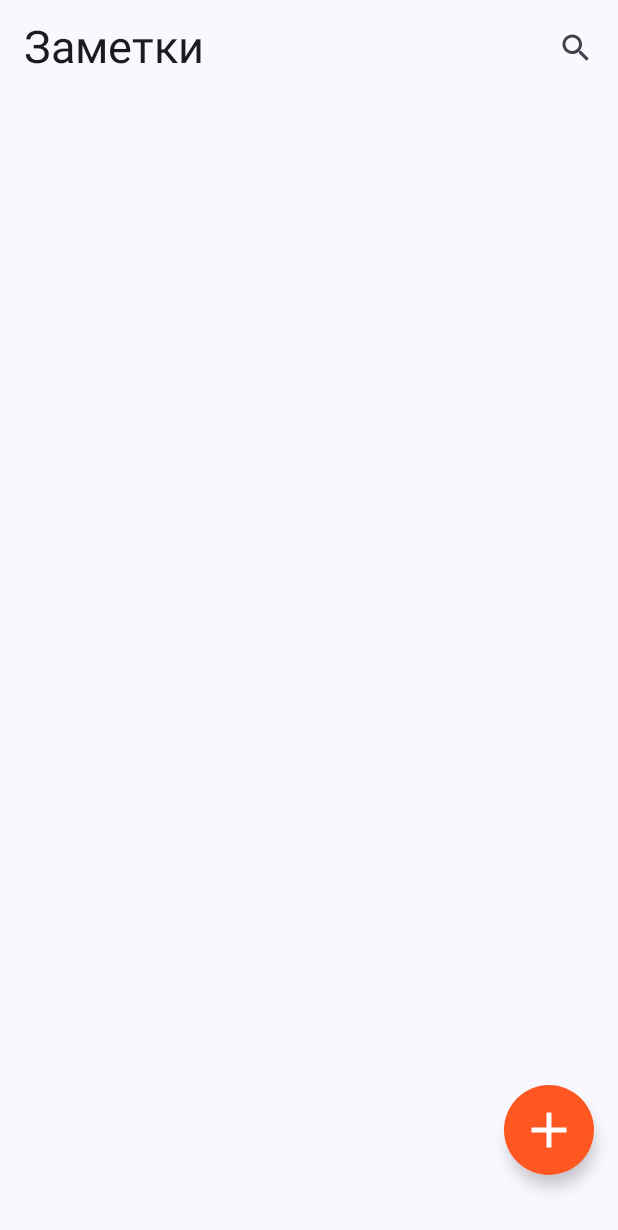
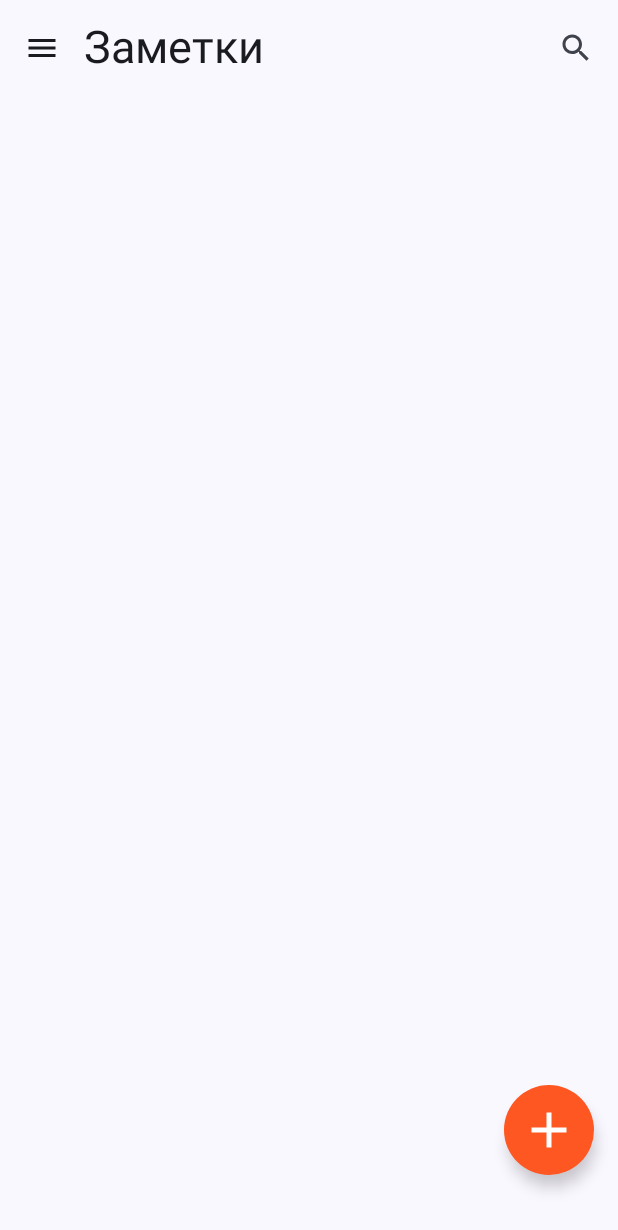
Before and after one commit to Wonder0fYou/NoteApp, an Android app built with Jetpack Compose: the screen it shows after launch (MainActivity), on a phone screen of 412 x 824 dp. Shown: the top 1230 px of the screen. Run offline under Robolectric (Android 15) with nearby library versions, the phone set to English and light mode, and no system bars; our stand-ins replace Dagger/Hilt's generated code, Room's generated code.

Commit message:
ModalNavigationDrawer

```diff
--- a/app/src/main/java/app/noteapp/NoteApp.kt
+++ b/app/src/main/java/app/noteapp/NoteApp.kt
@@ -1,93 +1,72 @@
 package app.noteapp
 
+import androidx.compose.foundation.layout.padding
+import androidx.compose.material3.DrawerValue
+import androidx.compose.material3.Icon
+import androidx.compose.material3.ModalDrawerSheet
+import androidx.compose.material3.ModalNavigationDrawer
+import androidx.compose.material3.NavigationDrawerItem
+import androidx.compose.material3.NavigationDrawerItemDefaults
+import androidx.compose.material3.Scaffold
+import androidx.compose.material3.Surface
+import androidx.compose.material3.Text
+import androidx.compose.material3.rememberDrawerState
 import androidx.compose.runtime.Composable
+import androidx.compose.runtime.getValue
+import androidx.compose.runtime.rememberCoroutineScope
+import androidx.compose.ui.Modifier
 import androidx.hilt.navigation.compose.hiltViewModel
-import androidx.navigation.NavHostController
-import androidx.navigation.compose.NavHost
-import androidx.navigation.compose.composable
+import androidx.navigation.compose.currentBackStackEntryAsState
 import androidx.navigation.compose.rememberNavController
-import app.noteapp.compose.notecontent.NoteContent
-import compose.Screen
-import app.noteapp.compose.addnote.AddNoteScreen
-import app.noteapp.compose.home.HomeScreen
-import app.noteapp.splash.SplashScreen
+import app.noteapp.compose.Screen
 import app.noteapp.viewmodels.NoteViewModel
+import kotlinx.coroutines.launch
 
 @Composable
 fun NoteApp () {
     val uiViewModel = hiltViewModel<NoteViewModel>()
     val navController = rememberNavController()
-    NoteNavHost(
-        viewModel = uiViewModel,
-        navController = navController
+    val drawerState = rememberDrawerState(initialValue = DrawerValue.Closed)
+    val currentBackStackEntry by navController.currentBackStackEntryAsState()
+    val currentRoute = currentBackStackEntry?.destination?.route ?: Screen.Home
+    val scope = rememberCoroutineScope()
+
+    val screens = listOf(
+        Screen.Home,
+        Screen.AlarmClock,
+        Screen.ToDo
     )
-}
 
-@Composable
-fun NoteNavHost (
-    viewModel: NoteViewModel,
-    navController: NavHostController
-) {
-    NavHost(navController = navController, startDestination = Screen.Splash.route) {
-
-        //SplashScreen
-        composable(route = Screen.Splash.route) {
-            SplashScreen(
-                navigateToHomeScreen = {
-                    navController.navigate(
-                        Screen.Home.route
+    ModalNavigationDrawer(
+        drawerState = drawerState,
+        drawerContent = {
+            ModalDrawerSheet {
+                screens.forEach { screen ->
+                    NavigationDrawerItem(
+                        label = { screen.title?.let { Text(text = it) } },
+                        icon = {
+                            screen.icon?.let { Icon(imageVector = it, contentDescription = "${screen.title} icon") }
+                        },
+                        selected = currentRoute == screen.route,
+                        modifier = Modifier
+                            .padding(NavigationDrawerItemDefaults.ItemPadding),
+                        onClick = {
+                            navController.navigate(screen.route) {
+                                launchSingleTop = true
+                            }
+                            scope.launch { drawerState.close() }
+                        }
                     )
                 }
-            )
-        }
-
-        //HomeScreen
-        composable(route = Screen.Home.route) {
-            HomeScreen(
-                viewModel = viewModel,
-                onNoteClick = {
-                    navController.navigate(
-                        Screen.NoteContent.createRoute(
-                            noteId = it.noteId.toString()
-                        )
-                    )
-                },
-                onAddNoteClick = {
-                    navController.navigate(
-                        Screen.AddNote.route
-                    )
-                }
-            )
-        }
-
-        //NoteContentScreen
-        composable(
-            route = Screen.NoteContent.route,
-            arguments = Screen.NoteContent.navArgument
-        ) { backStackEntry ->
-            val noteId = backStackEntry.arguments?.getString("noteId")?.toIntOrNull() ?: -1
-            NoteContent (
-                viewModel = viewModel,
-                onBackClick = {
-                    navController.navigateUp()
-                },
-                noteId = noteId
-            )
-        }
-
-        //AddNoteScreen
-        composable(
-            route = Screen.AddNote.route
-        ) {
-            AddNoteScreen (
-                viewModel = viewModel,
-                onSaveClick = {
-                    navController.popBackStack()
-                },
-                onBackClick = {
-                    navController.popBackStack()
-                }
-            )
+            }
+        }) {
+        Scaffold {
+            Surface (
+                modifier = Modifier
+                    .padding(top = it.calculateTopPadding())
+            ) {
+                NoteNavHost(viewModel = uiViewModel, navController = navController, drawerState = drawerState)
+            }
         }
     }
 }
--- /dev/null
+++ b/app/src/main/java/app/noteapp/NoteNavHost.kt
@@ -0,0 +1,84 @@
+package app.noteapp
+
+import androidx.compose.material3.DrawerState
+import androidx.compose.runtime.Composable
+import androidx.navigation.NavHostController
+import androidx.navigation.compose.NavHost
+import androidx.navigation.compose.composable
+import app.noteapp.compose.Screen
+import app.noteapp.compose.addnote.AddNoteScreen
+import app.noteapp.compose.home.HomeScreen
+import app.noteapp.compose.notecontent.NoteContent
+import app.noteapp.splash.SplashScreen
+import app.noteapp.viewmodels.NoteViewModel
+
+@Composable
+fun NoteNavHost (
+    viewModel: NoteViewModel,
+    navController: NavHostController,
+    drawerState: DrawerState
+) {
+    NavHost(navController = navController, startDestination = Screen.Splash.route) {
+
+        //SplashScreen
+        composable(route = Screen.Splash.route) {
+            SplashScreen(
+                navigateToHomeScreen = {
+                    navController.navigate(
+                        Screen.Home.route
+                    )
+                }
+            )
+        }
+
+        //HomeScreen
+        composable(route = Screen.Home.route) {
+            HomeScreen(
+                viewModel = viewModel,
+                onNoteClick = {
+                    navController.navigate(
+                        Screen.NoteContent.createRoute(
+                            noteId = it.noteId.toString()
+                        )
+                    )
+                },
+                onAddNoteClick = {
+                    navController.navigate(
+                        Screen.AddNote.route
+                    )
+                },
+                drawerState = drawerState
+            )
+        }
+
+        //NoteContentScreen
+        composable(
+            route = Screen.NoteContent.route,
+            arguments = Screen.NoteContent.navArgument
+        ) { backStackEntry ->
+            val noteId = backStackEntry.arguments?.getString("noteId")?.toIntOrNull() ?: -1
+            NoteContent (
+                viewModel = viewModel,
+                onBackClick = {
+                    navController.navigateUp()
+                },
+                noteId = noteId
+            )
+        }
+
+        //AddNoteScreen
+        composable(
+            route = Screen.AddNote.route
+        ) {
+            AddNoteScreen (
+                viewModel = viewModel,
+                onSaveClick = {
+                    navController.popBackStack()
+                },
+                onBackClick = {
+                    navController.popBackStack()
+                }
+            )
+        }
+    }
+}
--- a/app/src/main/java/app/noteapp/compose/Screen.kt
+++ b/app/src/main/java/app/noteapp/compose/Screen.kt
@@ -1,17 +1,28 @@
-package compose
+package app.noteapp.compose
 
+import androidx.compose.material.icons.Icons
+import androidx.compose.material.icons.automirrored.filled.List
+import androidx.compose.material.icons.filled.MailOutline
+import androidx.compose.material.icons.filled.Phone
+import androidx.compose.ui.graphics.vector.ImageVector
 import androidx.navigation.NamedNavArgument
 import androidx.navigation.NavType
 import androidx.navigation.navArgument
 
 sealed class Screen (
+    val title: String? = null,
     val route: String,
+    val icon: ImageVector? = null,
     val navArgument: List<NamedNavArgument> = emptyList()
 ) {
-    data object Splash: Screen (route = "splashScreen")
-    data object Home: Screen (route = "homeScreen")
-    data object AddNote: Screen (route = "addNoteScreen")
-    data object NoteContent: Screen (
+    data object Splash: Screen(route = "splashScreen")
+    data object Home: Screen(
+        title = "Notes",
+        route = "homeScreen",
+        icon = Icons.Default.MailOutline
+    )
+    data object AddNote: Screen(route = "addNoteScreen")
+    data object NoteContent: Screen(
         route = "noteContent/{noteId}",
         navArgument = listOf(navArgument("noteId"){
             type = NavType.StringType
@@ -19,4 +30,14 @@ sealed class Screen (
     ) {
         fun createRoute(noteId: String) = "noteContent/${noteId}"
     }
+    data object AlarmClock: Screen (
+        title = "Alarm Clock",
+        route = "alarmClock",
+        icon = Icons.Default.Phone
+    )
+    data object ToDo: Screen (
+        title = "To-Do List",
+        route = "todoList",
+        icon = Icons.AutoMirrored.Filled.List
+    )
 }
--- a/app/src/main/java/app/noteapp/compose/home/HomeScreen.kt
+++ b/app/src/main/java/app/noteapp/compose/home/HomeScreen.kt
@@ -1,5 +1,6 @@
 package app.noteapp.compose.home
 
+import androidx.compose.material3.DrawerState
 import androidx.compose.material3.Scaffold
 import androidx.compose.runtime.Composable
 import androidx.compose.runtime.collectAsState
@@ -15,13 +16,16 @@ import app.noteapp.domain.model.Note
 fun HomeScreen (
     viewModel: NoteViewModel = hiltViewModel(),
     onNoteClick: (Note) -> Unit = {},
-    onAddNoteClick: () -> Unit = {}
+    onAddNoteClick: () -> Unit = {},
+    drawerState: DrawerState
 ) {
     val notesState by viewModel.notes.collectAsState()
 
     Scaffold (
         topBar = {
-            HomeTopBar()
+            HomeTopBar(
+                drawerState = drawerState
+            )
         },
         floatingActionButton = {
             HomeFloatingButton (
--- a/app/src/main/java/app/noteapp/compose/home/components/HomeTopBar.kt
+++ b/app/src/main/java/app/noteapp/compose/home/components/HomeTopBar.kt
@@ -1,22 +1,38 @@
 package app.noteapp.compose.home.components
 
 import androidx.compose.material.icons.Icons
+import androidx.compose.material.icons.filled.Menu
 import androidx.compose.material.icons.filled.Search
+import androidx.compose.material3.DrawerState
 import androidx.compose.material3.ExperimentalMaterial3Api
 import androidx.compose.material3.Icon
 import androidx.compose.material3.IconButton
 import androidx.compose.material3.Text
 import androidx.compose.material3.TopAppBar
 import androidx.compose.runtime.Composable
+import androidx.compose.runtime.rememberCoroutineScope
 import androidx.compose.ui.unit.sp
+import kotlinx.coroutines.launch
 
 @OptIn(ExperimentalMaterial3Api::class)
 @Composable
-fun HomeTopBar() {
+fun HomeTopBar(
+    drawerState: DrawerState
+) {
+    val scope = rememberCoroutineScope()
     TopAppBar(
+        navigationIcon = {
+            IconButton(onClick = {
+                scope.launch {drawerState.open()}
+            }) {
+                Icon(imageVector = Icons.Filled.Menu, contentDescription = "Menu")
+            }
+        },
         title = { Text("Заметки", fontSize = 30.sp) },
         actions = {
-            IconButton(onClick = { /*TODO*/ }) {
+            IconButton(onClick = {
+
+            }) {
                 Icon(imageVector = Icons.Filled.Search, contentDescription = "Search")
             }
         }
```
